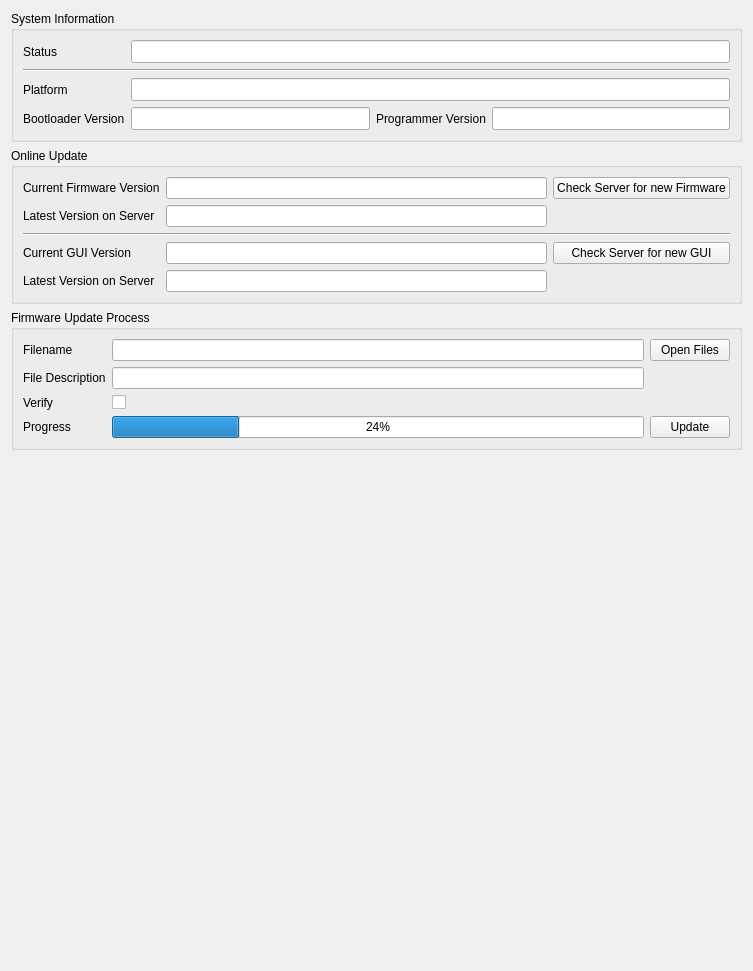
Above: dct_widgets/updatebox/updatebox.ui from KAYA-Instruments/SDI-Control-Point before the change. Below: the same form after it.
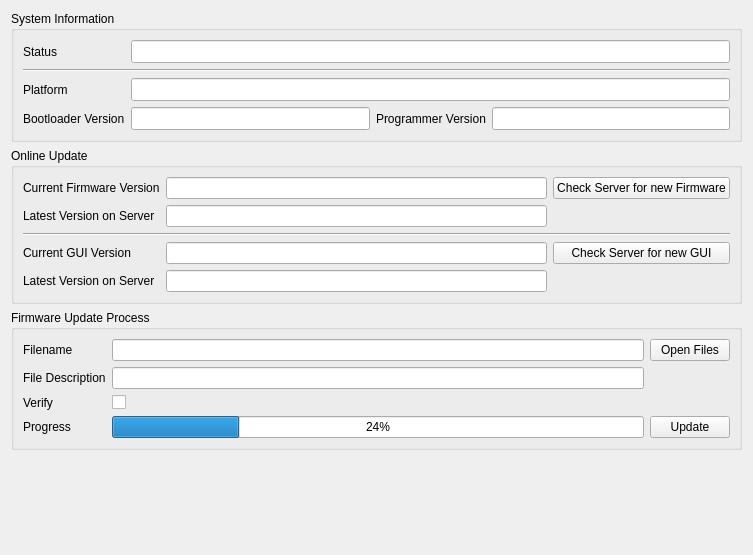
That is the form after the change.

The edit to the form file:
```diff
--- a/dct_widgets/updatebox/updatebox.ui
+++ b/dct_widgets/updatebox/updatebox.ui
@@ -7,7 +7,7 @@
     <x>0</x>
     <y>0</y>
     <width>753</width>
-    <height>971</height>
+    <height>555</height>
    </rect>
   </property>
   <property name="windowTitle">
```
